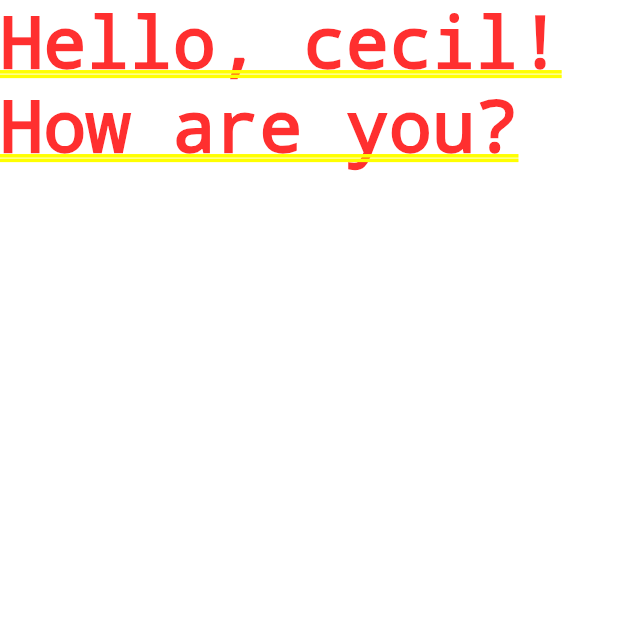
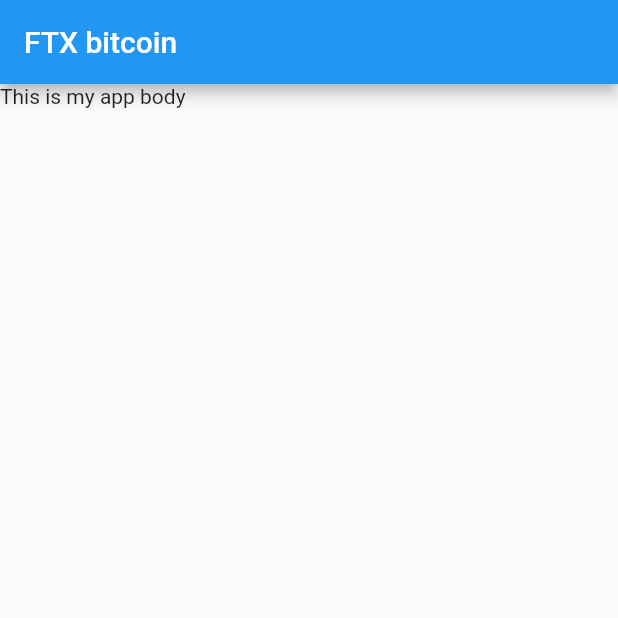
Before and after one commit to cecililu/Flutterapp, a Flutter app: the screen it shows after launch, on a phone screen of 412 x 824 dp, the top half of it. Run offline on Flutter 3.47's test engine with Material 2 defaults, Android fonts, the light colour scheme and no system bars.

Commit message:
adding appbar text body widgets

```diff
--- a/lib/main.dart
+++ b/lib/main.dart
@@ -1,15 +1,19 @@
+import 'package:flutter/material.dart';
+// void main(){
+//    runApp (Myapp());
+//  }
 
-import 'package:flutter/material.dart';
-void main(){
-   runApp (Myapp());
- }
-
+void main() => runApp(Myapp());
 
 // ignore: use_key_in_widget_constructors
 class Myapp extends StatelessWidget {
-
-     Widget build(BuildContext ctx){
-       return MaterialApp(home: Text('Hello, cecil! How are you?',));
-   }
-
- }
+  @override
+  Widget build(BuildContext ctx) {
+    return MaterialApp(
+      home: Scaffold(
+        appBar: AppBar(title: Text('FTX bitcoin')),
+        body: Text('This is my app body'),
+      ),
+    );
+  }
+}
```
